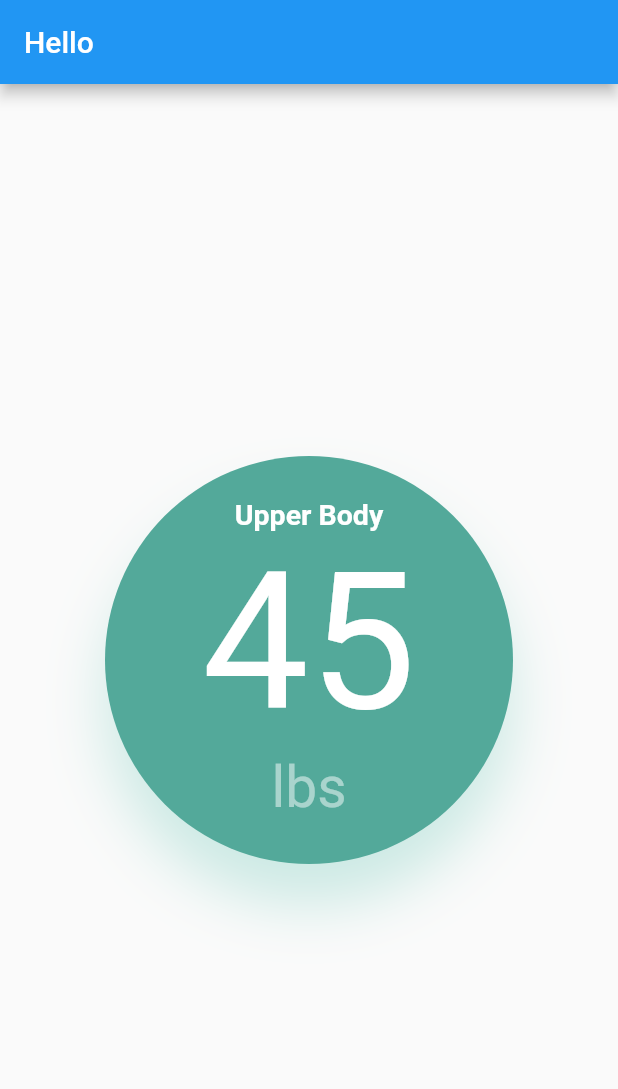
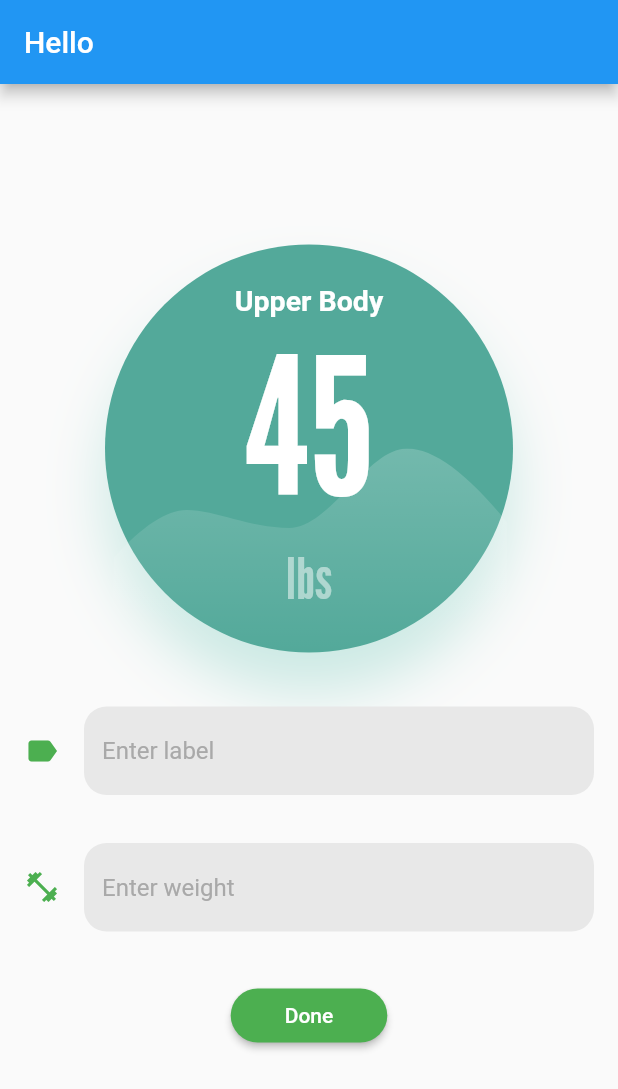
Before and after one commit to shreyabanga/tonal_mobile_challenge, a Flutter app: the screen it shows after launch, on a phone screen of 412 x 824 dp. Shown: the top 1089 px of the screen. Run offline on Flutter 3.47's test engine with Material 2 defaults, Android fonts, the phone set to English and light mode, and no system bars; our stand-ins replace flutter_svg; Roboto replaces fonts that are missing (Helvetica, League Gothic).

Commit message:
Added form UI to handle input
Changed styling of input fields and buttons and used a Form widget to manage everything.
- need to get input values and update another widget class

```diff
--- a/lib/pages/demo_page.dart
+++ b/lib/pages/demo_page.dart
@@ -1,5 +1,6 @@
 import 'package:flutter/material.dart';
 import '../widgets/metrics.dart';
+import '../widgets/metrics_form.dart';
 
 class DemoPage extends StatefulWidget {
   const DemoPage({Key? key}) : super(key: key);
@@ -9,6 +10,8 @@ class DemoPage extends StatefulWidget {
 }
 
 class DemoPageState extends State<DemoPage> {
+  String label = "Upper Body";
+  int weight = 45;
   int _counter = 0;
 
   void _incrementCounter() {
@@ -24,19 +27,18 @@ class DemoPageState extends State<DemoPage> {
         title: const Text('Hello'),
       ),
       body: Center(
-        child: Row(
+        child: Column(
           mainAxisAlignment: MainAxisAlignment.center,
           children: <Widget>[
             Metrics("Upper Body", 45),
+            const SizedBox(height:20.0),
+            const MetricsForm()
+
             // Metrics("Coe", 123),
             // Metrics("Lower Body", 315)
-
-
-
           ],
         ),
       ),
-
     );
   }
 }
--- a/lib/styles.dart
+++ b/lib/styles.dart
@@ -1,7 +1,8 @@
 import 'package:flutter/material.dart';
 
 const bubbleDiameter = 272;
-
+const inputFillColor = Color(0xFFE8E8E8);
+const inputTextColor = Color(0xFFA9A9A9);
 const bubbleBoxDecoration = BoxDecoration(
   color: Color(0xff53a99a),
   shape: BoxShape.circle,
@@ -22,13 +23,48 @@ const labelTextStyle = TextStyle(
 );
 
 const weightTextStyle = TextStyle(
-  fontFamily: 'League Gothic',
+  fontFamily: 'LeagueGothic',
   fontSize: 127,
   color: Colors.white,
 );
 
 const unitTextStyle = TextStyle(
-  fontFamily: 'League Gothic',
+  fontFamily: 'LeagueGothic',
   fontSize: 38,
   color: Color(0x80ffffff),
 );
+
+const inputBorder = OutlineInputBorder(
+  borderRadius: BorderRadius.all(Radius.circular(15.0)),
+  borderSide: BorderSide.none,
+);
+
+const labelFormDecoration = InputDecoration(
+    hintStyle: TextStyle(color: inputTextColor),
+    border: inputBorder,
+    icon: Icon(
+      Icons.label,
+      color: Colors.green,
+    ),
+    hintText: 'Enter label',
+    fillColor: inputFillColor,
+    filled: true);
+
+const weightFormDecoration = InputDecoration(
+  hintStyle: TextStyle(color: inputTextColor),
+  border: inputBorder,
+  icon: Icon(
+    Icons.fitness_center,
+    color: Colors.green,
+  ),
+  fillColor: inputFillColor,
+  filled: true,
+  hintText: 'Enter weight',
+);
+
+ButtonStyle doneButtonStyle = ButtonStyle(
+  shape: MaterialStateProperty.all(RoundedRectangleBorder(
+    borderRadius: BorderRadius.circular(25),
+  )),
+  backgroundColor: MaterialStateProperty.all(Colors.green),
+);
--- a/lib/widgets/metrics.dart
+++ b/lib/widgets/metrics.dart
@@ -1,4 +1,5 @@
 import 'package:flutter/material.dart';
+import 'package:flutter_svg/svg.dart';
 import '../styles.dart';
 
 class Metrics extends StatelessWidget {
@@ -7,6 +8,7 @@ class Metrics extends StatelessWidget {
   final String label;
   final int weight;
   static String unit = "lbs";
+  final String assetName = 'assets/images/graph.svg';
 
   @override
   Widget build(BuildContext context) {
@@ -14,21 +16,32 @@ class Metrics extends StatelessWidget {
       height: bubbleDiameter.toDouble(),
       width: bubbleDiameter.toDouble(),
       decoration: bubbleBoxDecoration,
-      child: Column(
-        mainAxisAlignment: MainAxisAlignment.center,
+      child: Stack(
+        alignment: Alignment.bottomCenter,
+      children: [
+        SvgPicture.asset(
+          assetName,
 
-        children: [
+        ),
+        Column(mainAxisAlignment: MainAxisAlignment.center,children: [
           Text(
             label,
-            style: labelTextStyle,),
+            style: labelTextStyle,
+          ),
+          /* I was not sure if the weight contraint of 0-350 needed to be cross-
+          checked, so i included a check here just to prevent text from overflowing.
+          This functionality can be included before passing in the number as well.
+          */
           Text(
-            weight.toString(),
-            style: weightTextStyle,),
+            weight > 350 ? "350" : (weight < 0 ? "0" : weight.toString()),
+            style: weightTextStyle,
+          ),
           Text(
             unit,
-            style: unitTextStyle,)
-        ]
-      ),
+            style: unitTextStyle,
+          )
+        ]),
+      ]),
     );
   }
 }
--- /dev/null
+++ b/lib/widgets/metrics_form.dart
@@ -0,0 +1,84 @@
+import 'package:flutter/material.dart';
+import 'package:tonal_mobile_challenge/styles.dart';
+
+class MetricsForm extends StatefulWidget {
+  const MetricsForm({Key? key}) : super(key: key);
+
+  @override
+  MetricsFormState createState() {
+    return MetricsFormState();
+  }
+}
+
+class MetricsFormState extends State<MetricsForm> {
+  final formKey = GlobalKey<FormState>();
+  String label = "";
+  int weight = 0;
+
+  @override
+  Widget build(BuildContext context) {
+
+
+    return Form(
+      key: formKey,
+      child: Column(
+        mainAxisAlignment: MainAxisAlignment.center,
+        crossAxisAlignment: CrossAxisAlignment.center,
+        children: [
+          Padding(
+            padding: const EdgeInsets.all(16.0),
+            child: TextFormField(
+              onSaved: (newValue) {
+                label = newValue!;
+              },
+              decoration: labelFormDecoration,
+              validator: (value) {
+                if (value == null || value.isEmpty) {
+                  return 'Please enter some text';
+                }
+                return null;
+              },
+              cursorColor: Colors.green,
+
+            ),
+          ),
+          Padding(
+            padding: const EdgeInsets.all(16.0),
+            child: TextFormField(
+
+              onSaved: (newValue) {
+                weight = int.parse(newValue!);
+              },
+              keyboardType: TextInputType.phone,
+              decoration: weightFormDecoration,
+              cursorColor: Colors.green,
+              validator: (value) {
+                if (value == null || value.isEmpty) {
+                  return 'Please enter some text';
+                }
+                return null;
+              },
+            ),
+          ),
+          Padding(
+            padding: const EdgeInsets.all(16.0),
+            child: ElevatedButton(
+              style: doneButtonStyle,
+              onPressed: () {
+                if (formKey.currentState!.validate()) {
+                  formKey.currentState!.save();
+                  print(weight);
+                  print(label);
+                }
+              },
+              child: const Padding(
+                padding: EdgeInsets.fromLTRB(20.0,5.0,20.0,5.0),
+                child: Text('Done'),
+              ),
+            ),
+          ),
+        ],
+      ),
+    );
+  }
+}
```
Also changed, not shown: assets/images/graph.svg (added).
